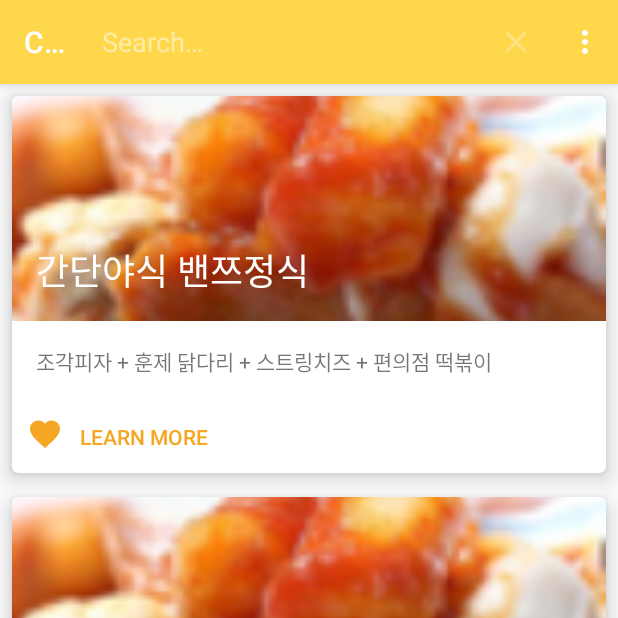
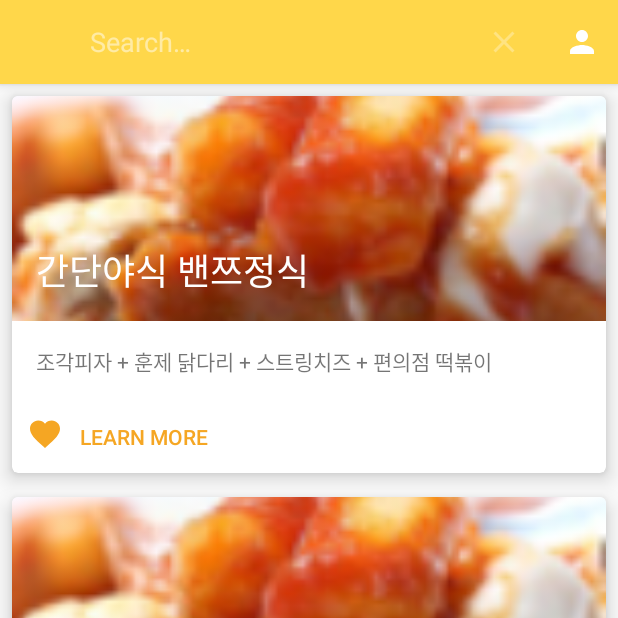
Before and after one commit to SongSieun/Combeenation, an Android app: the screen it shows after launch (MainActivity), after a tap on "Search", on a phone screen of 412 x 824 dp, the top half of it. Run offline under Robolectric (Android 15) with nearby library versions, the phone set to English and light mode, and no system bars.

Commit message:
source code update

```diff
--- a/Combination/app/src/main/java/com/sesong/combeenation/Activity/MainActivity.java
+++ b/Combination/app/src/main/java/com/sesong/combeenation/Activity/MainActivity.java
@@ -85,10 +85,6 @@ public class MainActivity extends AppCompatActivity {
                 Intent intent = new Intent(MainActivity.this, LoginActivity.class);
                 startActivity(intent);
                 return true;
-            case R.id.menu_setting:
-                Intent intent1 = new Intent(MainActivity.this, SettingActivity.class);
-                startActivity(intent1);
-                return true;
         }
         return super.onOptionsItemSelected(item);
     }
--- a/Combination/app/src/main/java/com/sesong/combeenation/Activity/SignupActivity.java
+++ b/Combination/app/src/main/java/com/sesong/combeenation/Activity/SignupActivity.java
@@ -48,11 +48,15 @@ public class SignupActivity extends AppCompatActivity {
                 .build();
 
         RetrofitService retrofitService = retrofit.create(RetrofitService.class);
-        Call<JsonObject> response = retrofitService.users(username, password);
+        Call<JsonObject> response = retrofitService.signup(username, password);
         response.enqueue(new Callback<JsonObject>() {
             @Override
             public void onResponse(Call<JsonObject> call, Response<JsonObject> response) {
                 Log.d("Login", "Pass ");
+                Log.d("Response (body)", String.valueOf(response.body()));
+                Log.d("Response (code)", String.valueOf(response.code()));
+                Log.d("Response (message)", String.valueOf(response.message()));
+                Log.d("Response (isSuccessful)", String.valueOf(response.isSuccessful()));
                 Intent intent = new Intent(SignupActivity.this, LoginActivity.class);
                 startActivity(intent);
             }
--- a/Combination/app/src/main/res/drawable/ic_person_black_24dp.xml
+++ b/Combination/app/src/main/res/drawable/ic_person_black_24dp.xml
@@ -4,6 +4,6 @@
         android:viewportWidth="24.0"
         android:viewportHeight="24.0">
     <path
-        android:fillColor="#ffffd74a"
+        android:fillColor="#ffffffff"
         android:pathData="M12,12c2.21,0 4,-1.79 4,-4s-1.79,-4 -4,-4 -4,1.79 -4,4 1.79,4 4,4zM12,14c-2.67,0 -8,1.34 -8,4v2h16v-2c0,-2.66 -5.33,-4 -8,-4z"/>
 </vector>
--- a/Combination/app/src/main/res/menu/menu_main.xml
+++ b/Combination/app/src/main/res/menu/menu_main.xml
@@ -11,10 +11,5 @@
         android:id="@+id/menu_mypage"
         android:icon="@drawable/ic_person_black_24dp"
         android:title="@string/my_page"
-        app:showAsAction="never" />
-    <item
-        android:id="@+id/menu_setting"
-        android:icon="@drawable/ic_settings_black_24dp"
-        android:title="@string/settings"
-        app:showAsAction="never" />
+        app:showAsAction="ifRoom" />
 </menu>
```
Also changed, not shown: Combination/app/src/main/java/com/sesong/combeenation/Activity/LoginActivity.java (+8 -6 lines), Combination/app/src/main/java/com/sesong/combeenation/retrofit/RetrofitService.java (+7 -2 lines).
